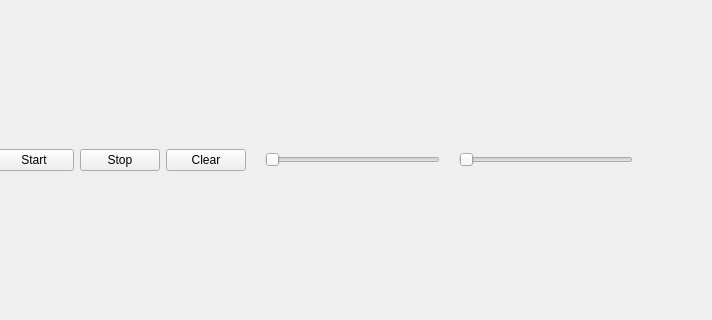
First picture: the form in src/widget.ui, repository elvisxiaozhi/Game-of-Life, before the edit; both pictures show x 181 to 893 and y 165 to 485 of the 1000 by 650 pixel window.
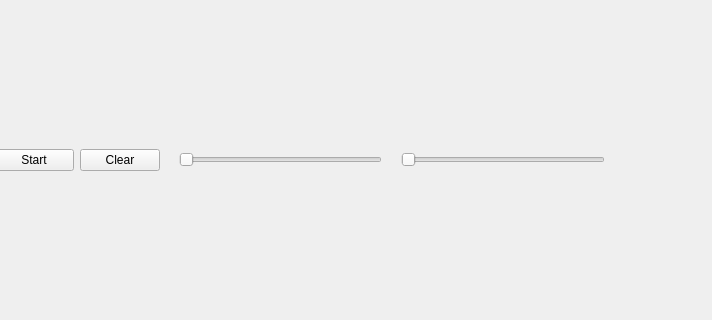
Second picture: the form after the edit.

Commit message: merge start and stop buttons

Diff of the .ui file:
```diff
--- a/src/widget.ui
+++ b/src/widget.ui
@@ -40,13 +40,6 @@
        </property>
       </widget>
      </item>
-     <item>
-      <widget class="QPushButton" name="stopButton">
-       <property name="text">
-        <string>Stop</string>
-       </property>
-      </widget>
-     </item>
      <item>
       <widget class="QPushButton" name="clearButton">
        <property name="text">
```
Left out of the diff: 2 changed lines with no effect on the pictures. The commit also changes 2 other files.
